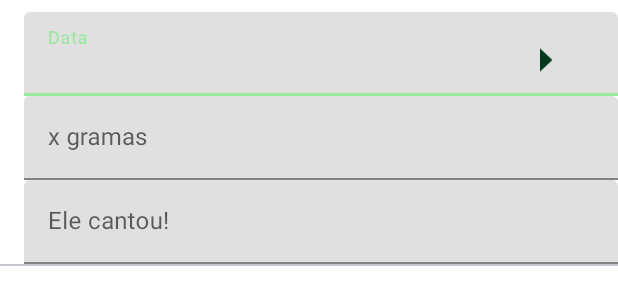
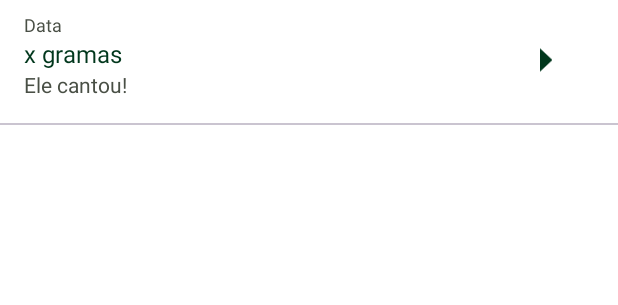
Before and after one commit to heloisa-cardillo/JuliusTracker, an Android app: the layout item_data_formulario.xml on its own in the app's theme, with its tools: preview values and no code run, on a phone screen of 412 x 824 dp. Shown: the top 305 px of the screen. Run offline under Robolectric (Android 15) with nearby library versions, the phone set to English and light mode, and no system bars.

```diff
--- a/JuliusTracker/app/src/main/res/layout/fragment_form.xml
+++ b/JuliusTracker/app/src/main/res/layout/fragment_form.xml
@@ -154,7 +154,7 @@
 
         <Button
             android:id="@+id/save_button"
-            android:layout_width="112dp"
+            android:layout_width="wrap_content"
             android:layout_height="56dp"
             android:layout_marginTop="10dp"
             android:layout_marginEnd="20dp"
--- a/JuliusTracker/app/src/main/res/layout/item_data_formulario.xml
+++ b/JuliusTracker/app/src/main/res/layout/item_data_formulario.xml
@@ -7,63 +7,46 @@
     android:paddingBottom="8dp"
     android:background="@color/white">
 
-    <com.google.android.material.textfield.TextInputLayout
+
+    <TextView
         android:id="@+id/data"
-        style="@style/ThemeOverlay.Material3.TextInputEditText.FilledBox"
-        android:layout_width="match_parent"
+        android:layout_width="wrap_content"
         android:layout_height="wrap_content"
-        android:hint="Data"
-        android:textColor="@color/cabbage_pont"
-        android:textSize="12sp"
         app:layout_constraintStart_toStartOf="parent"
         app:layout_constraintTop_toTopOf="parent"
-        android:layout_marginStart="16dp">
+        android:layout_marginStart="16dp"
+        android:text="Data"
+        android:textColor="@color/cabbage_pont"
+        android:textSize="12sp" />
 
-        <com.google.android.material.textfield.TextInputEditText
-            android:layout_width="match_parent"
-            android:layout_height="wrap_content" />
-    </com.google.android.material.textfield.TextInputLayout>
-    <com.google.android.material.textfield.TextInputLayout
+    <TextView
         android:id="@+id/peso"
-        style="@style/ThemeOverlay.Material3.TextInputEditText.FilledBox"
-        android:layout_width="match_parent"
+        android:layout_width="wrap_content"
         android:layout_height="wrap_content"
-        android:hint="x gramas"
+        android:text="x gramas"
         app:layout_constraintStart_toStartOf="@id/data"
         app:layout_constraintTop_toBottomOf="@id/data"
         android:textColor="@color/cardin_green"
-        android:textSize="16sp"
-        android:layout_marginStart="16dp">
+        android:textSize="16sp" />
 
-        <com.google.android.material.textfield.TextInputEditText
-            android:layout_width="match_parent"
-            android:layout_height="wrap_content" />
-    </com.google.android.material.textfield.TextInputLayout>
-    <com.google.android.material.textfield.TextInputLayout
+    <TextView
         android:id="@+id/cantar"
-        style="@style/ThemeOverlay.Material3.TextInputEditText.FilledBox"
-        android:layout_width="match_parent"
+        android:layout_width="wrap_content"
         android:layout_height="wrap_content"
         app:layout_constraintStart_toStartOf="@id/peso"
         app:layout_constraintTop_toBottomOf="@id/peso"
-        android:hint="Ele cantou!"
+        android:text="Ele cantou!"
         android:textColor="@color/cabbage_pont"
-        android:textSize="14sp"
-        android:layout_marginStart="16dp">
-
-        <com.google.android.material.textfield.TextInputEditText
-            android:layout_width="match_parent"
-            android:layout_height="wrap_content" />
-    </com.google.android.material.textfield.TextInputLayout>
+        android:textSize="14sp" />
 
     <View
         android:id="@+id/linha"
         android:layout_width="match_parent"
         android:layout_height="1dp"
+        android:layout_marginTop="16dp"
         app:layout_constraintStart_toStartOf="parent"
         app:layout_constraintTop_toBottomOf="@id/cantar"
         android:background="@color/gray_suit" />
-
     <ImageView
         android:id="@+id/seta"
         android:layout_width="16dp"
```
Also changed, not shown: JuliusTracker/app/src/main/java/com/helo/juliustracker/AplicationTest.kt (deleted, +0 -17 lines), JuliusTracker/app/src/main/java/com/helo/juliustracker/FormFragment.kt (+10 -1 lines), JuliusTracker/app/src/main/java/com/helo/juliustracker/Prefs.kt (+13 -28 lines), JuliusTracker/app/src/main/java/com/helo/juliustracker/SaveButton.kt (deleted, +0 -169 lines), JuliusTracker/app/src/main/res/layout/item_data_remedio.xml (+18 -21 lines). Lines whose indentation alone changed are shown as unchanged.
